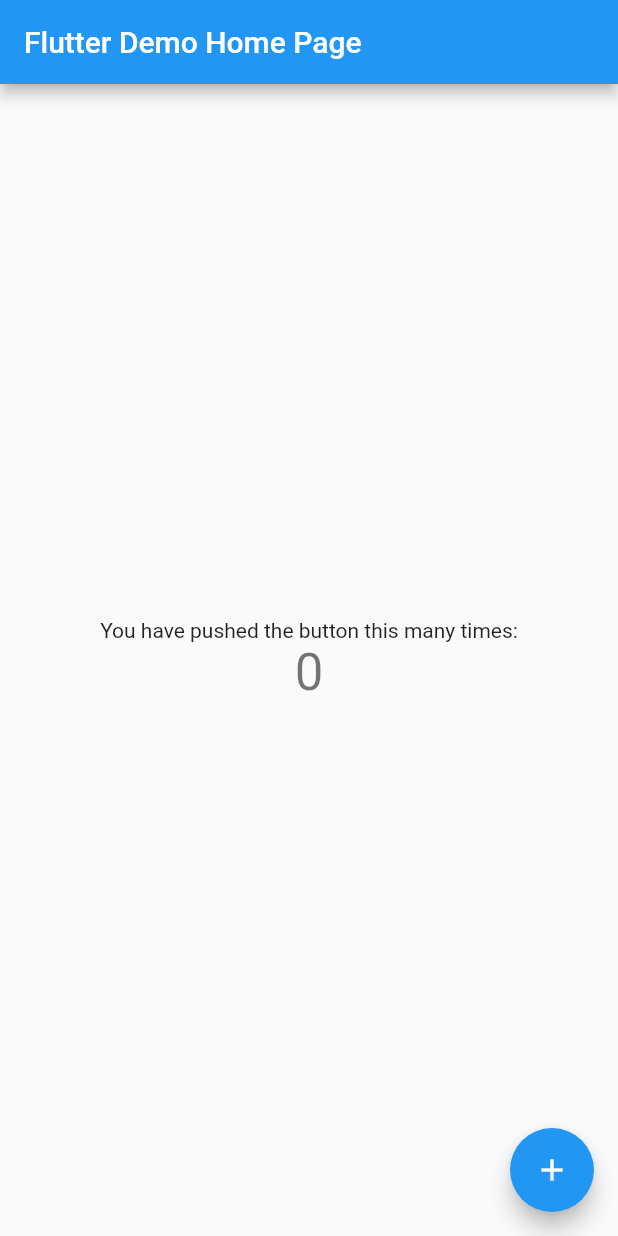
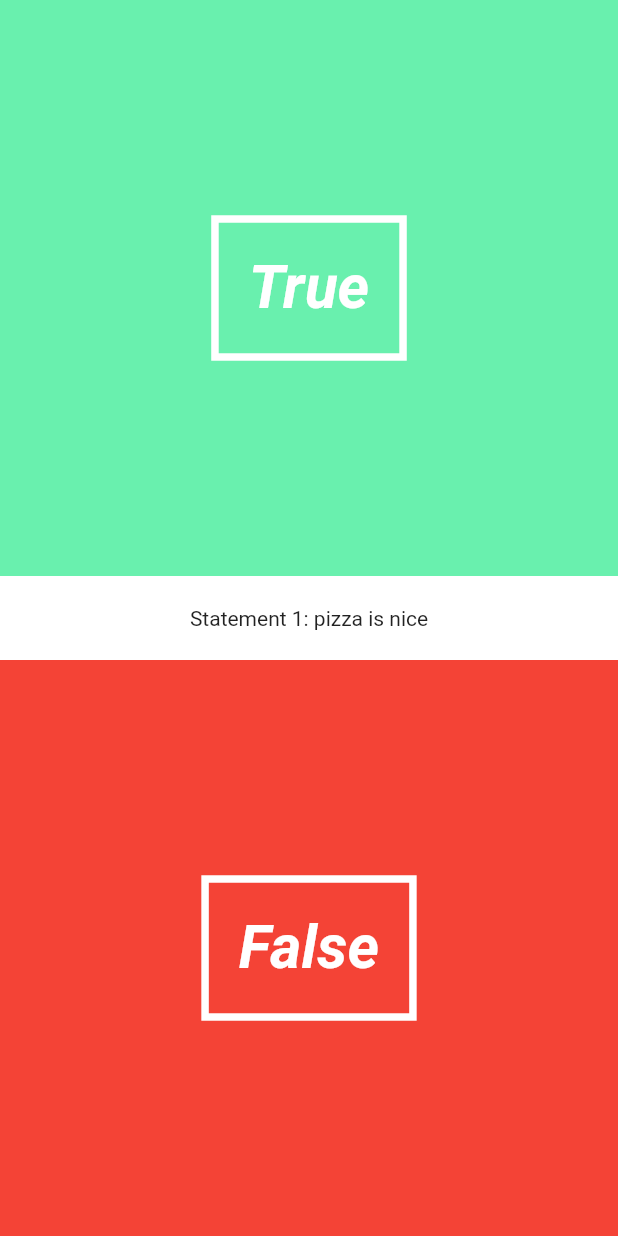
Before and after one commit to jhonantanErnane/testeFlutter, a Flutter app: the screen it shows after launch, on a phone screen of 412 x 824 dp. Run offline on Flutter 3.47's test engine with Material 2 defaults, Android fonts, the phone set to English and light mode, and no system bars.

Commit message:
Criação das paginas e começo da implementação do quiz.

```diff
--- /dev/null
+++ b/lib/UI/answer_button.dart
@@ -0,0 +1,31 @@
+import 'package:flutter/material.dart';
+
+
+class AnswerButton extends StatelessWidget {
+
+final bool _answer;
+final VoidCallback _onTap;
+AnswerButton(this._answer, this._onTap);
+
+  @override
+  Widget build(BuildContext context) {
+    return new Expanded(
+      child: new Material(
+        color: _answer ? Colors.greenAccent : Colors.red,
+        child: new InkWell(
+          onTap: () => _onTap(),
+          child: new Center(
+            child: new Container(
+              decoration: new BoxDecoration(
+                border: new Border.all(color: Colors.white, width: 5.0)
+              ),
+              padding: new EdgeInsets.all(20.0),
+              child: new Text(_answer ? "True" : "False",
+                style: new TextStyle(color: Colors.white,fontSize: 40.0, fontWeight: FontWeight.bold, fontStyle: FontStyle.italic)),
+            ),
+          ),
+        ),
+      ),
+    );
+  }
+}
--- a/lib/main.dart
+++ b/lib/main.dart
@@ -1,109 +1,9 @@
 import 'package:flutter/material.dart';
+import './pages/landing_page.dart';
+import 'pages/quiz_page.dart';
 
-void main() => runApp(new MyApp());
-
-class MyApp extends StatelessWidget {
-  // This widget is the root of your application.
-  @override
-  Widget build(BuildContext context) {
-    return new MaterialApp(
-      title: 'Flutter Demo',
-      theme: new ThemeData(
-        // This is the theme of your application.
-        //
-        // Try running your application with "flutter run". You'll see the
-        // application has a blue toolbar. Then, without quitting the app, try
-        // changing the primarySwatch below to Colors.green and then invoke
-        // "hot reload" (press "r" in the console where you ran "flutter run",
-        // or press Run > Flutter Hot Reload in IntelliJ). Notice that the
-        // counter didn't reset back to zero; the application is not restarted.
-        primarySwatch: Colors.blue,
-      ),
-      home: new MyHomePage(title: 'Flutter Demo Home Page'),
-    );
-  }
+void main() {
+  runApp(new MaterialApp(
+    home: new QuizPage(),
+  ));
 }
-
-class MyHomePage extends StatefulWidget {
-  MyHomePage({Key key, this.title}) : super(key: key);
-
-  // This widget is the home page of your application. It is stateful, meaning
-  // that it has a State object (defined below) that contains fields that affect
-  // how it looks.
-
-  // This class is the configuration for the state. It holds the values (in this
-  // case the title) provided by the parent (in this case the App widget) and
-  // used by the build method of the State. Fields in a Widget subclass are
-  // always marked "final".
-
-  final String title;
-
-  @override
-  _MyHomePageState createState() => new _MyHomePageState();
-}
-
-class _MyHomePageState extends State<MyHomePage> {
-  int _counter = 0;
-
-  void _incrementCounter() {
-    setState(() {
-      // This call to setState tells the Flutter framework that something has
-      // changed in this State, which causes it to rerun the build method below
-      // so that the display can reflect the updated values. If we changed
-      // _counter without calling setState(), then the build method would not be
-      // called again, and so nothing would appear to happen.
-      _counter++;
-    });
-  }
-
-  @override
-  Widget build(BuildContext context) {
-    // This method is rerun every time setState is called, for instance as done
-    // by the _incrementCounter method above.
-    //
-    // The Flutter framework has been optimized to make rerunning build methods
-    // fast, so that you can just rebuild anything that needs updating rather
-    // than having to individually change instances of widgets.
-    return new Scaffold(
-      appBar: new AppBar(
-        // Here we take the value from the MyHomePage object that was created by
-        // the App.build method, and use it to set our appbar title.
-        title: new Text(widget.title),
-      ),
-      body: new Center(
-        // Center is a layout widget. It takes a single child and positions it
-        // in the middle of the parent.
-        child: new Column(
-          // Column is also layout widget. It takes a list of children and
-          // arranges them vertically. By default, it sizes itself to fit its
-          // children horizontally, and tries to be as tall as its parent.
-          //
-          // Invoke "debug paint" (press "p" in the console where you ran
-          // "flutter run", or select "Toggle Debug Paint" from the Flutter tool
-          // window in IntelliJ) to see the wireframe for each widget.
-          //
-          // Column has various properties to control how it sizes itself and
-          // how it positions its children. Here we use mainAxisAlignment to
-          // center the children vertically; the main axis here is the vertical
-          // axis because Columns are vertical (the cross axis would be
-          // horizontal).
-          mainAxisAlignment: MainAxisAlignment.center,
-          children: <Widget>[
-            new Text(
-              'You have pushed the button this many times:',
-            ),
-            new Text(
-              '$_counter',
-              style: Theme.of(context).textTheme.display1,
-            ),
-          ],
-        ),
-      ),
-      floatingActionButton: new FloatingActionButton(
-        onPressed: _incrementCounter,
-        tooltip: 'Increment',
-        child: new Icon(Icons.add),
-      ), // This trailing comma makes auto-formatting nicer for build methods.
-    );
-  }
-}
--- /dev/null
+++ b/lib/pages/quiz_page.dart
@@ -0,0 +1,34 @@
+import 'package:flutter/material.dart';
+import '../UI/answer_button.dart';
+import '../utils/question.dart';
+import '../utils/quiz.dart';
+
+class QuizPage extends StatefulWidget {
+  @override
+  State createState() => new QuizPageState();
+}
+
+class QuizPageState extends State<QuizPage> {
+  @override
+  Widget build(BuildContext context) {
+    return new Stack(
+      children: <Widget>[
+        new Column( // this is our main Page
+        children: <Widget>[
+          new AnswerButton(true, () => print("true") ),
+          new Material(
+            color: Colors.white,
+            child: new Padding(
+              padding: new EdgeInsets.symmetric(vertical: 20.0),
+              child: new Center(
+                child: new Text("Statement 1: pizza is nice"),
+              ),
+            ),
+          ),
+          new AnswerButton(false, () => print("false") )
+        ],
+        )
+      ],
+    );
+  }
+}
--- /dev/null
+++ b/lib/utils/question.dart
@@ -0,0 +1,6 @@
+class Question {
+  final String question;
+  final bool answer;
+
+  Question(this.question, this.answer);
+}
```
Also changed, not shown: lib/pages/landing_page.dart (added, +20 -0 lines), lib/utils/quiz.dart (added, +32 -0 lines).
